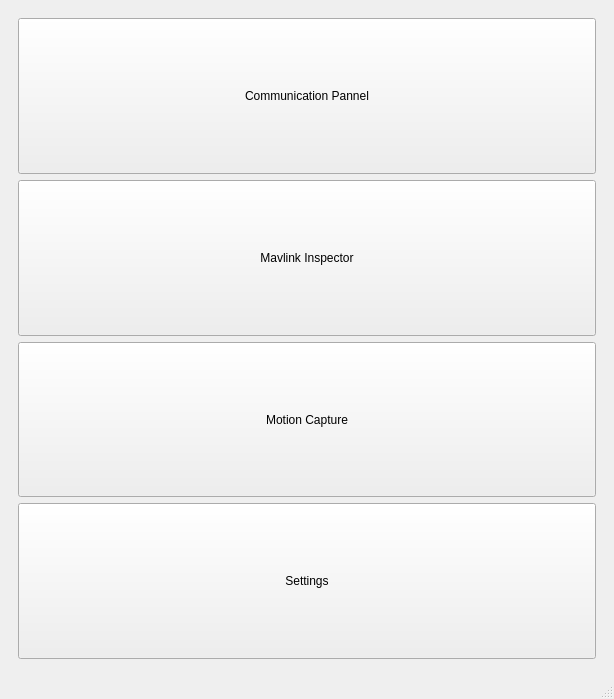
Above: src/kgroundcontrol.ui from YevheniiKovryzhenko/KGroundControl before the change. Below: the same form after it.
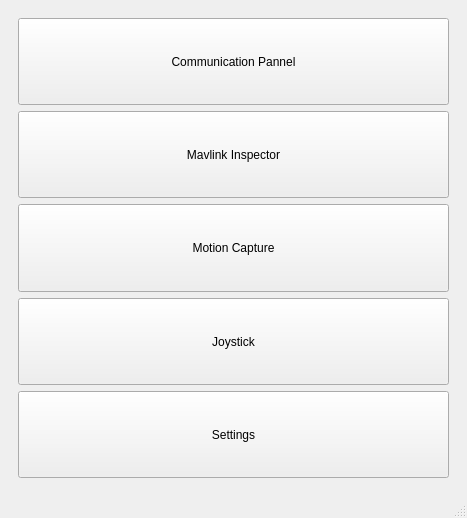
That is the form after the change. The open tabs and pages were chosen to show the change.

The edit to the form file:
```diff
--- a/src/kgroundcontrol.ui
+++ b/src/kgroundcontrol.ui
@@ -6,8 +6,8 @@
    <rect>
     <x>0</x>
     <y>0</y>
-    <width>614</width>
-    <height>699</height>
+    <width>467</width>
+    <height>518</height>
    </rect>
   </property>
   <property name="sizePolicy">
@@ -93,6 +93,28 @@
             </property>
            </widget>
           </item>
+          <item>
+           <widget class="QPushButton" name="btn_joystick">
+            <property name="enabled">
+             <bool>true</bool>
+            </property>
+            <property name="sizePolicy">
+             <sizepolicy hsizetype="Expanding" vsizetype="Expanding">
+              <horstretch>0</horstretch>
+              <verstretch>0</verstretch>
+             </sizepolicy>
+            </property>
+            <property name="minimumSize">
+             <size>
+              <width>100</width>
+              <height>30</height>
+             </size>
+            </property>
+            <property name="text">
+             <string>Joystick</string>
+            </property>
+           </widget>
+          </item>
           <item>
            <widget class="QPushButton" name="btn_settings">
             <property name="sizePolicy">
```
Left out of the diff: 4 changed lines with no effect on the pictures.
